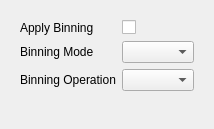
This is tse_analytics/views/settings/binning_settings_widget.ui in TSE-Systems/tse-analytics as Qt 5 draws it before an edit. The edited form follows.
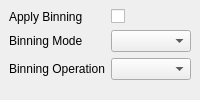
This is the edited form. Custom widgets are drawn as their Qt base class.

```diff
--- a/tse_analytics/views/settings/binning_settings_widget.ui
+++ b/tse_analytics/views/settings/binning_settings_widget.ui
@@ -6,6 +6,21 @@
    <string>Form</string>
   </property>
   <layout class="QVBoxLayout" name="verticalLayout_2">
+   <property name="spacing">
+    <number>0</number>
+   </property>
+   <property name="leftMargin">
+    <number>0</number>
+   </property>
+   <property name="topMargin">
+    <number>0</number>
+   </property>
+   <property name="rightMargin">
+    <number>0</number>
+   </property>
+   <property name="bottomMargin">
+    <number>0</number>
+   </property>
    <item>
     <widget class="QScrollArea" name="scrollArea">
      <property name="frameShape">
@@ -19,11 +34,14 @@
        <rect>
         <x>0</x>
         <y>0</y>
-        <width>190</width>
-        <height>138</height>
+        <width>193</width>
+        <height>142</height>
        </rect>
       </property>
       <layout class="QVBoxLayout" name="verticalLayout_3">
+       <property name="spacing">
+        <number>0</number>
+       </property>
        <property name="leftMargin">
         <number>0</number>
        </property>
```
Left out of the diff: 4 changed lines with no effect on the pictures.
